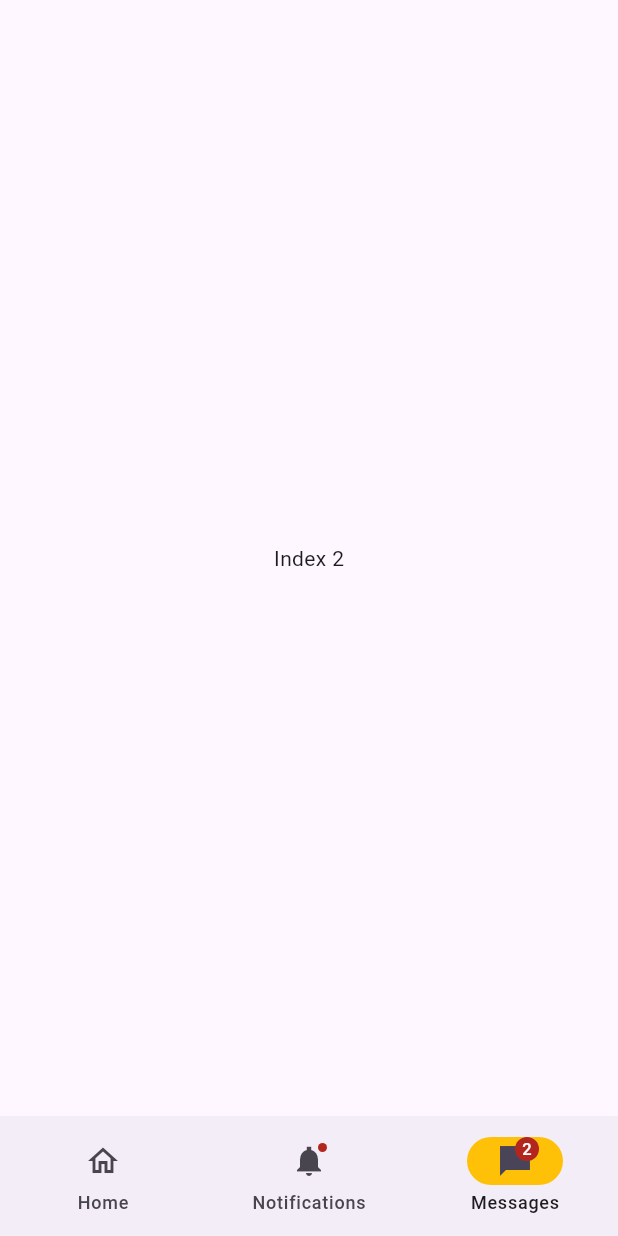
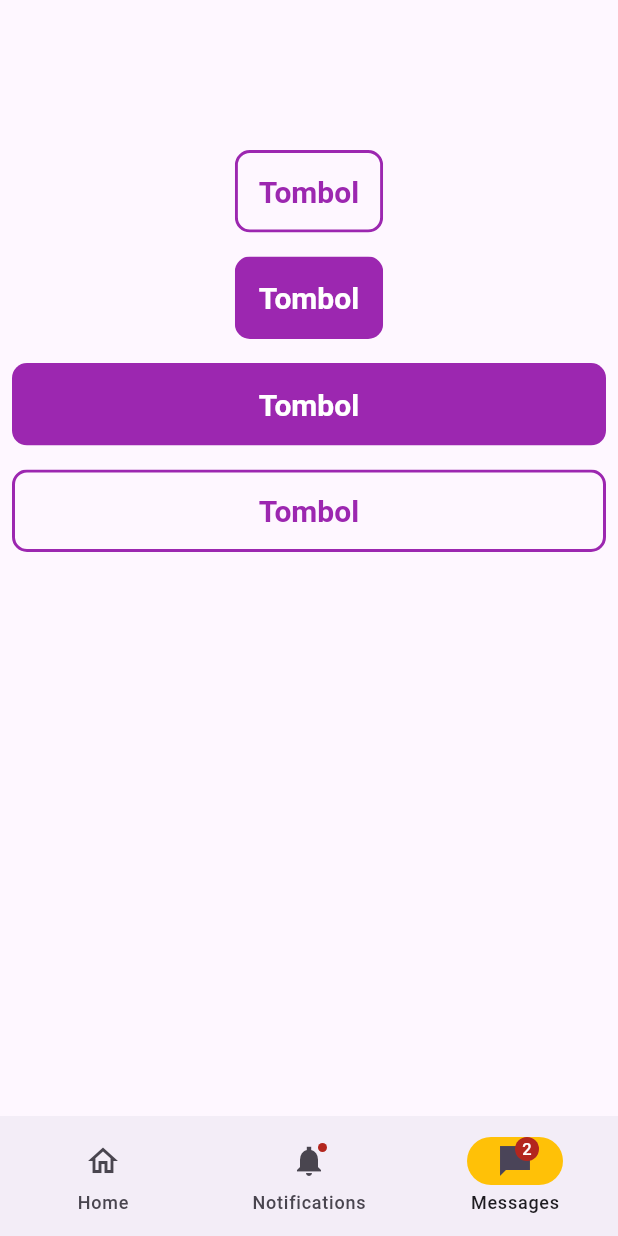
Before and after one commit to Armand96/gaboot_mobile, a Flutter app: the screen it shows after launch, item 3 of the bottom bar chosen, on a phone screen of 412 x 824 dp. Run offline on Flutter 3.47's test engine with Material 3 defaults, Android fonts, the light colour scheme and no system bars; our stand-ins replace bloc, dio, flutter_bloc, flutter_dotenv, shared_preferences.

Commit message:
test screen & button

```diff
--- a/lib/home_screen/home_ui.dart
+++ b/lib/home_screen/home_ui.dart
@@ -6,6 +6,7 @@ import 'package:gaboot_mobile/category/category_screen.dart';
 import 'package:gaboot_mobile/category/category_service.dart';
 import 'package:gaboot_mobile/product/product_model.dart';
 import 'package:gaboot_mobile/product/product_service.dart';
+import 'package:gaboot_mobile/testscreen/testscreen.dart';
 import 'package:gaboot_mobile/ui_collection/gradien_appbar.dart';
 import 'package:gaboot_mobile/ui_collection/gradien_button.dart';
 import 'package:shared_preferences/shared_preferences.dart';
@@ -22,7 +23,8 @@ class _HomeScreenState extends State<HomeScreen> {
   List<Widget> screenList = const [
     Center(child: Text("Index 0"),),
     Center(child: Text("Index 1"),),
-    Center(child: Text("Index 2"),),
+    // Center(child: Text("Index 2"),),
+    TestScreen()
   ];
 
   List<PreferredSizeWidget?> appBars = const [
--- /dev/null
+++ b/lib/testscreen/testscreen.dart
@@ -0,0 +1,33 @@
+import 'package:flutter/material.dart';
+import 'package:gaboot_mobile/ui_collection/button/button.dart';
+
+class TestScreen extends StatelessWidget {
+  const TestScreen({super.key});
+
+  @override
+  Widget build(BuildContext context) {
+    return Container(
+      alignment: Alignment.topCenter,
+      child: const Column(
+        children: [
+          Padding(
+            padding: EdgeInsets.fromLTRB(8, 100, 8, 8),
+            child: Button(btnColor: "primary", enabled: true, fullWidth: false, text: "Tombol", isOutline: true,),
+          ),
+          Padding(
+            padding: EdgeInsets.fromLTRB(8, 8, 8, 8),
+            child: Button(btnColor: "primary", enabled: true, fullWidth: false, text: "Tombol", isOutline: false,),
+          ),
+          Padding(
+            padding: EdgeInsets.fromLTRB(8, 8, 8, 8),
+            child: Button(btnColor: "primary", enabled: true, fullWidth: true, text: "Tombol", isOutline: false,),
+          ),
+          Padding(
+            padding: EdgeInsets.fromLTRB(8, 8, 8, 8),
+            child: Button(btnColor: "primary", enabled: true, fullWidth: true, text: "Tombol", isOutline: true,),
+          ),
+        ],
+      ),
+    );
+  }
+}
--- /dev/null
+++ b/lib/ui_collection/button/button.dart
@@ -0,0 +1,85 @@
+import 'package:flutter/material.dart';
+
+class Button extends StatelessWidget {
+  final String? btnColor;
+  final String text;
+  final bool enabled;
+  final bool fullWidth;
+  final bool isOutline;
+  const Button(
+      {super.key,
+      this.btnColor,
+      required this.enabled,
+      required this.fullWidth,
+      required this.text,
+      required this.isOutline});
+
+  Color? appBtnColor() {
+    if (enabled) {
+      switch (btnColor) {
+        case "primary":
+          return Colors.purple;
+        case "success":
+          return Colors.green;
+        case "info":
+          return Colors.blue;
+        case "warning":
+          return Colors.yellow;
+        case "danger":
+          return Colors.red;
+        case "dark":
+          return Colors.black87;
+        default:
+          return Colors.purple;
+      }
+    } else {
+      switch (btnColor) {
+        case "primary":
+          return Colors.purple[100];
+        case "success":
+          return Colors.green[100];
+        case "info":
+          return Colors.blue[100];
+        case "warning":
+          return Colors.yellow[100];
+        case "danger":
+          return Colors.red[100];
+        case "dark":
+          return Colors.black26;
+        default:
+          return Colors.purple[100];
+      }
+    }
+  }
+
+  @override
+  Widget build(BuildContext context) {
+    Color? colors = appBtnColor();
+    return ClipRRect(
+      borderRadius: BorderRadius.circular(4),
+      child: Stack(
+        children: <Widget>[
+          Positioned.fill(
+            child: Container(
+              decoration: BoxDecoration(
+                color: isOutline ? null : colors,
+                borderRadius: const BorderRadius.all(Radius.circular(10)),
+                border: !isOutline ? null : Border.all(color: colors!, width: 2)
+              ),
+            ),
+          ),
+          TextButton(
+            style: TextButton.styleFrom(
+              minimumSize: fullWidth ? const Size.fromHeight(50) : null,
+              foregroundColor: isOutline ? colors : Colors.white,
+              padding: const EdgeInsets.all(16.0),
+              textStyle: const TextStyle(fontSize: 20, fontWeight: FontWeight.bold),
+            ),
+            onPressed: !enabled ? null : () {},
+            child: Text(text),
+          ),
+        ],
+      ),
+    );
+  }
+}
```
